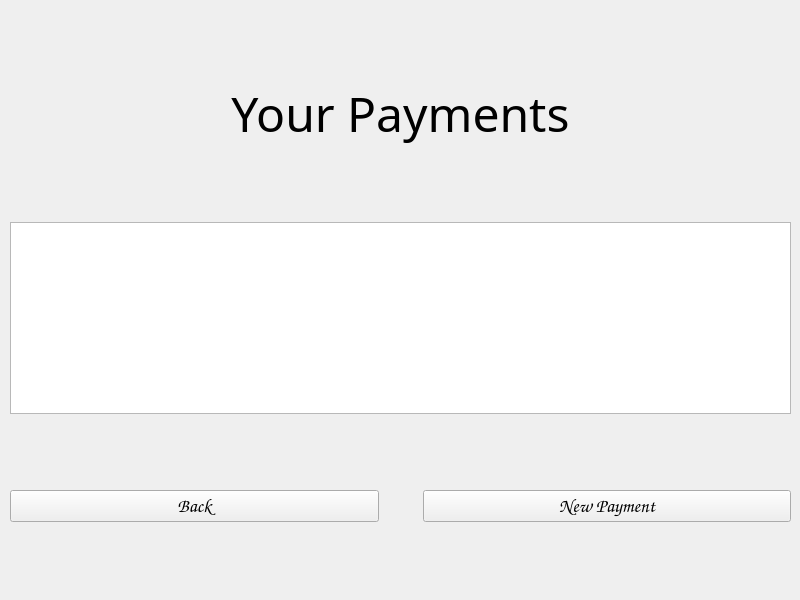
The window that frontend/menus/PaymentsMenu/paymentsmenu.ui (grytsiuko/QuadroBank) describes before a commit, drawn with Qt 5.
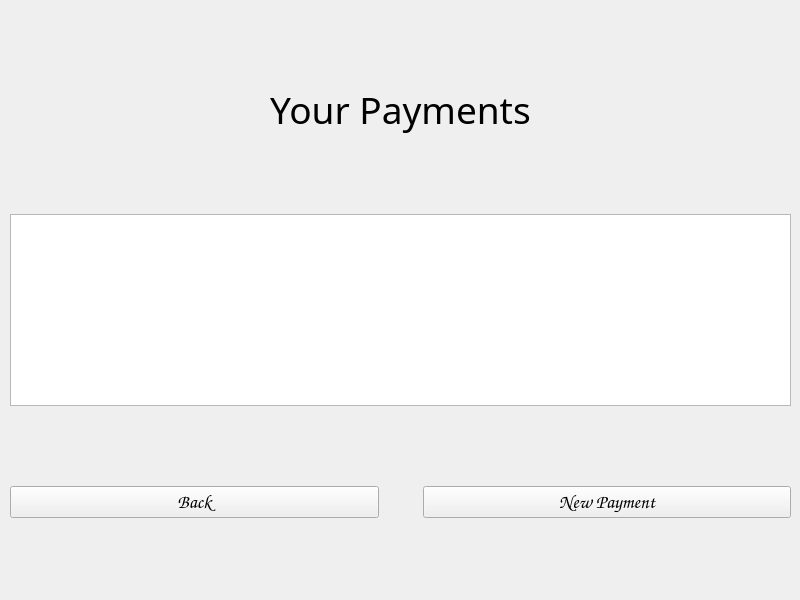
The same window after the commit.

Patch:
```diff
--- a/frontend/menus/PaymentsMenu/paymentsmenu.ui
+++ b/frontend/menus/PaymentsMenu/paymentsmenu.ui
@@ -47,7 +47,7 @@
       <property name="font">
        <font>
         <family>Playbill</family>
-        <pointsize>36</pointsize>
+        <pointsize>28</pointsize>
        </font>
       </property>
       <property name="text">
```
